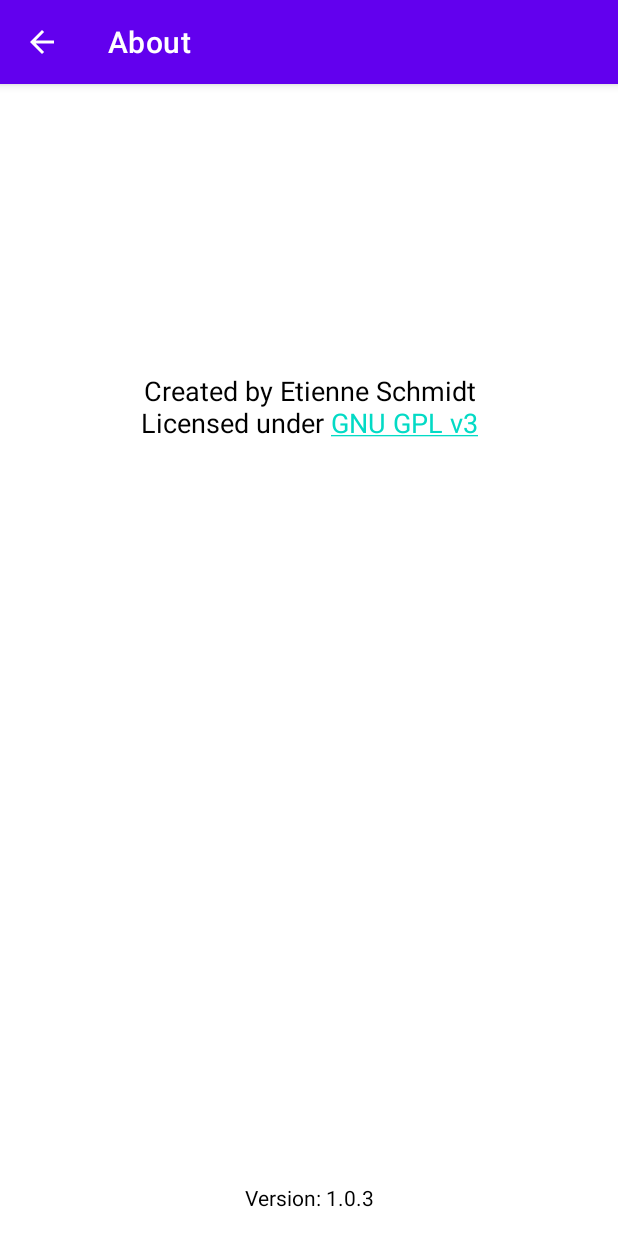
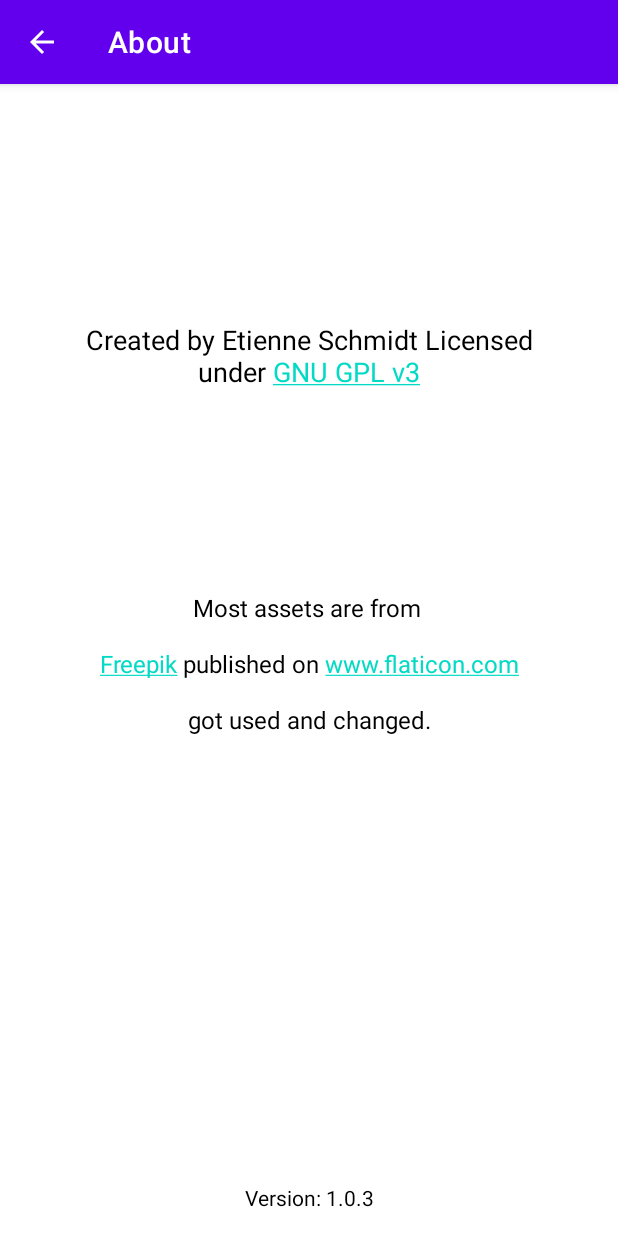
Before and after one commit to gladion136/OpenSyncedLists, an Android app: the AboutActivity screen opened directly, with no data from a screen before it, on a phone screen of 412 x 824 dp. Run offline under Robolectric (Android 15) with nearby library versions, the phone set to English and light mode, and no system bars.

Commit message:
Update About page * Add icon source * Add webpage link

```diff
--- a/Android_Client/OpenSyncedLists/app/src/main/java/eu/schmidt/systems/opensyncedlists/activities/AboutActivity.java
+++ b/Android_Client/OpenSyncedLists/app/src/main/java/eu/schmidt/systems/opensyncedlists/activities/AboutActivity.java
@@ -48,6 +48,10 @@
         tv.setText(Html.fromHtml(getString(R.string.text_about)));
         tv.setMovementMethod(LinkMovementMethod.getInstance());
 
+        TextView tvOthers = findViewById(R.id.tVOthers);
+        tvOthers.setText(Html.fromHtml(getString(R.string.text_about_others)));
+        tvOthers.setMovementMethod(LinkMovementMethod.getInstance());
+
         TextView tvVersion = findViewById(R.id.tVVersion);
         tvVersion.setText("Version: " + BuildConfig.VERSION_NAME);
     }
--- a/Android_Client/OpenSyncedLists/app/src/main/res/layout/activity_about.xml
+++ b/Android_Client/OpenSyncedLists/app/src/main/res/layout/activity_about.xml
@@ -10,16 +10,31 @@
         android:id="@+id/tVAbout"
         android:layout_width="0dp"
         android:layout_height="wrap_content"
-        android:layout_marginStart="70dp"
-        android:layout_marginEnd="70dp"
+        android:layout_marginStart="50dp"
+        android:layout_marginEnd="50dp"
         android:text="@string/text_about"
         android:textAlignment="center"
         android:textSize="18sp"
-        app:layout_constraintBottom_toBottomOf="parent"
+        app:layout_constraintBottom_toTopOf="@+id/tVVersion"
         app:layout_constraintEnd_toEndOf="parent"
         app:layout_constraintStart_toStartOf="parent"
         app:layout_constraintTop_toTopOf="parent"
-        app:layout_constraintVertical_bias="0.266" />
+        app:layout_constraintVertical_bias="0.23000002" />
+
+    <TextView
+        android:id="@+id/tVOthers"
+        android:layout_width="0dp"
+        android:layout_height="wrap_content"
+        android:layout_marginStart="40dp"
+        android:layout_marginEnd="40dp"
+        android:text="@string/text_about_others"
+        android:textAlignment="center"
+        android:textSize="16sp"
+        app:layout_constraintBottom_toTopOf="@+id/tVVersion"
+        app:layout_constraintEnd_toEndOf="parent"
+        app:layout_constraintStart_toStartOf="parent"
+        app:layout_constraintTop_toBottomOf="@+id/tVAbout"
+        app:layout_constraintVertical_bias="0.31" />
 
     <TextView
         android:id="@+id/tVVersion"
--- a/Android_Client/OpenSyncedLists/app/src/main/res/values/strings.xml
+++ b/Android_Client/OpenSyncedLists/app/src/main/res/values/strings.xml
@@ -70,4 +70,5 @@
     <string name="create_list_cancel">Cancel</string>
     <string name="no_name_entered">Please enter a name first.</string>
     <string name="cant_import_file">Can\'t import file!</string>
+    <string name="text_about_others">Most assets are from <![CDATA[<div><a href="https://www.freepik.com" title="Freepik">Freepik</a> published on <a href="https://www.flaticon.com/" title="Flaticon">www.flaticon.com</a></div>]]> got used and changed.</string>
 </resources>
```
Also changed, not shown: 2 other files.
